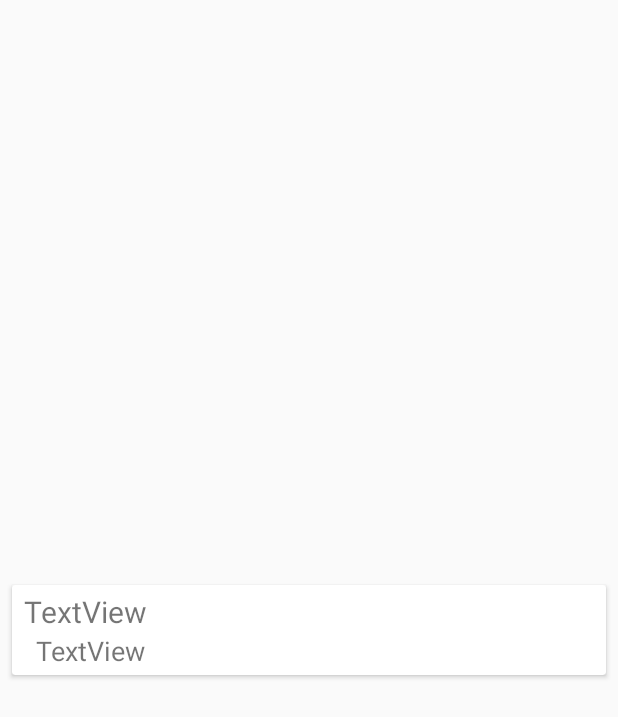
After one commit to Codename26/ChildAnalysis, an Android app: the layout search_result_item.xml on its own in the app's theme, with its tools: preview values and no code run, on a phone screen of 412 x 824 dp. The commit adds this screen. Shown: the top 717 px of the screen. Run offline under Robolectric (Android 15) with nearby library versions, the phone set to English and light mode, and no system bars.

Commit message:
Modified search, so that it returns only unique categories. Added search results adapter and layout.

```diff
--- a/app/src/main/java/com/codename26/childanalysis/MainActivity.java
+++ b/app/src/main/java/com/codename26/childanalysis/MainActivity.java
@@ -49,6 +49,9 @@ public class MainActivity extends AppCompatActivity {
     public static final String EXTRA_AGE = "EXTRA_AGE";
     public static final String EXTRA_CATEGORY_ID = "EXTRA_CATEGORY_ID";
     public static final String EXTRA_CATEGORY = "EXTRA_CATEGORY";
+    public static final String SUBCATEGORY_COLUMN_ID = "SUBCATEGORY_COLUMN_ID";
+    public static final String CATEGORIES_COLUMN_ID = "CATEGORIES_COLUMN_ID";
+    public static final String ANALYSIS_COLUMN_ID = "ANALYSIS_COLUMN_ID";
 
     private ArrayList<Category> categories;
     private RecyclerView mRecyclerView;
--- /dev/null
+++ b/app/src/main/res/layout/search_result_item.xml
@@ -0,0 +1,35 @@
+<?xml version="1.0" encoding="utf-8"?>
+<android.support.v7.widget.CardView
+    xmlns:android="http://schemas.android.com/apk/res/android"
+    xmlns:card_view="http://schemas.android.com/apk/res-auto"
+    android:id="@+id/card_view"
+    android:layout_gravity="center"
+    android:layout_width="match_parent"
+    android:layout_marginLeft="8dp"
+    android:layout_marginRight="8dp"
+    android:layout_marginTop="8dp"
+    android:layout_height="wrap_content">
+<LinearLayout
+    android:layout_height="wrap_content"
+    android:layout_width="match_parent"
+    android:orientation="vertical"
+    android:layout_marginBottom="4dp"
+    android:layout_marginTop="4dp">
+
+    <TextView
+        android:id="@+id/textViewCategoryName"
+        android:layout_width="match_parent"
+        android:layout_height="wrap_content"
+        android:textSize="20sp"
+        android:layout_marginLeft="8dp"
+        android:text="TextView" />
+    <TextView
+        android:id="@+id/textViewAnalysisName"
+        android:layout_width="match_parent"
+        android:layout_height="wrap_content"
+        android:layout_marginLeft="16dp"
+        android:textSize="18sp"
+        android:text="TextView" />
+
+</LinearLayout>
+    </android.support.v7.widget.CardView>
```
Also changed, not shown: app/src/main/java/com/codename26/childanalysis/DataBaseHelper.java (+25 -28 lines), app/src/main/java/com/codename26/childanalysis/SearchResultViewHolder.java (added, +19 -0 lines), app/src/main/java/com/codename26/childanalysis/SearchResultsActivity.java (+5 -2 lines), app/src/main/java/com/codename26/childanalysis/SearchResultsAdapter.java (added, +45 -0 lines), app/src/main/res/drawable-hdpi/ic_action_search.png (added), app/src/main/res/drawable-mdpi/ic_action_search.png (added), app/src/main/res/drawable-xhdpi/ic_action_search.png (added), app/src/main/res/drawable-xxhdpi/ic_action_search.png (added), app/src/main/res/drawable-xxxhdpi/ic_action_search.png (added).
